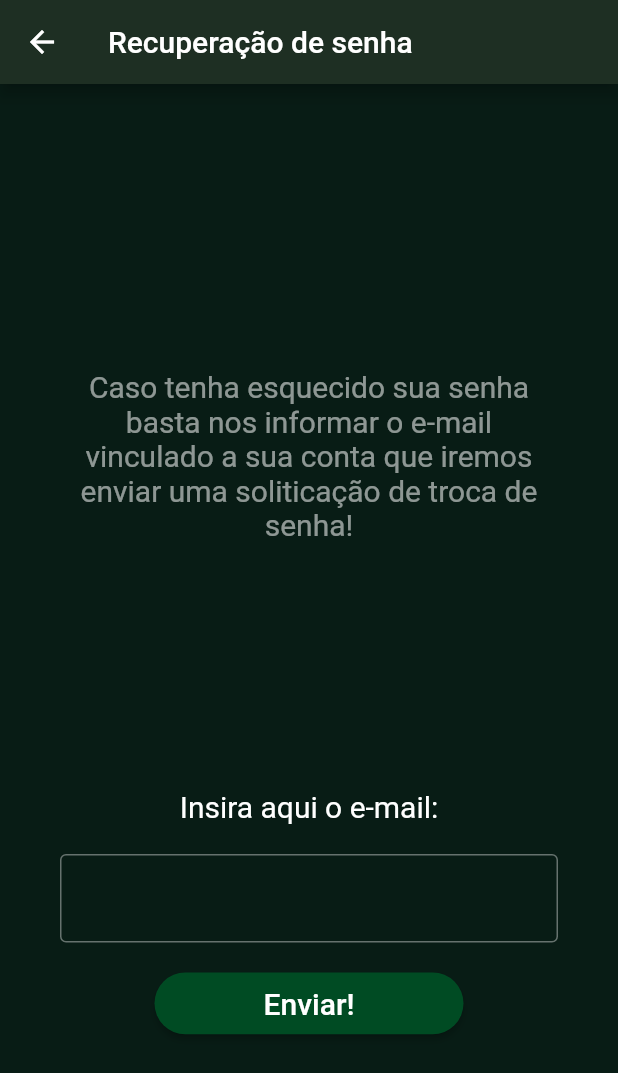
After one commit to MaiaLucas/ecofinder-mobile, a Flutter app: the screen it shows after launch, after a tap on "Esqueceu sua senha?", on a phone screen of 412 x 824 dp. The commit adds this screen. Shown: the top 1073 px of the screen. Run offline on Flutter 3.47's test engine with Material 2 defaults, Android fonts, the phone set to English and light mode, and no system bars; our stand-ins replace auto_size_text, carousel_slider, geolocator, image_picker, material_design_icons_flutter, shared_preferences; accounts and stored records are empty.

Commit message:
tela de recuperação de senha

```diff
--- a/ecofinder/lib/app.dart
+++ b/ecofinder/lib/app.dart
@@ -1,6 +1,7 @@
 import 'package:ecofinder/screens/dashboard/dashboard.dart';
 import 'package:ecofinder/screens/home.dart';
 import 'package:ecofinder/screens/login/login.dart';
+import 'package:ecofinder/screens/login/login_recover.dart';
 import 'package:ecofinder/screens/login/register.dart';
 import 'package:ecofinder/screens/place/detail.dart';
 import 'package:ecofinder/screens/product/detail.dart';
@@ -54,6 +55,7 @@ class App extends StatelessWidget {
         Routes.PRODUCTDETAIL: (ctx) => ProductDetail(),
         Routes.PROFILEDETAIL: (ctx) => ProfileDetail(),
         Routes.PLACESTEP1: (ctx) => PlaceStep1(),
+        Routes.LOGINRECOVER: (ctx) => LoginRecover(),
       },
     );
   }
--- a/ecofinder/lib/screens/login/login.dart
+++ b/ecofinder/lib/screens/login/login.dart
@@ -122,6 +122,13 @@ class _LoginState extends State<Login> {
                   ],
                 ),
               ),
+              SizedBox(height: 50),
+              InkWell(
+                onTap: () {
+                  Navigator.pushNamed(context, Routes.LOGINRECOVER);
+                },
+                child: Text('Esqueceu sua senha?'),
+              ),
             ],
           ),
         ),
--- /dev/null
+++ b/ecofinder/lib/screens/login/login_recover.dart
@@ -0,0 +1,66 @@
+import 'package:flutter/material.dart';
+import 'package:ecofinder/utils/constants.dart';
+
+class LoginRecover extends StatefulWidget {
+  @override
+  _LoginRecoverState createState() => _LoginRecoverState();
+}
+
+class _LoginRecoverState extends State<LoginRecover> {
+  @override
+  Widget build(BuildContext context) {
+    double screenHeight = MediaQuery.of(context).size.height;
+    double screenWidth = MediaQuery.of(context).size.width;
+
+    return Scaffold(
+      backgroundColor: Constants.BACKGROUND,
+      appBar: AppBar(
+        title: Text("Recuperação de senha"),
+        backgroundColor: Constants.TOPBOTTOM,
+      ),
+      body: SingleChildScrollView(
+        child: Container(
+          height: screenHeight,
+          width: screenWidth,
+          child: Padding(
+            padding: const EdgeInsets.all(40),
+            child: Column(
+              mainAxisAlignment: MainAxisAlignment.center,
+              children: [
+                Text(
+                    "Caso tenha esquecido sua senha basta nos informar o e-mail vinculado a sua conta que iremos enviar uma soliticação de troca de senha!",
+                    textAlign: TextAlign.center,
+                    style: TextStyle(fontSize: 20, color: Colors.white54)),
+                SizedBox(height: screenHeight * 0.2),
+                Text(
+                  "Insira aqui o e-mail:",
+                  style: TextStyle(
+                    fontSize: 20,
+                  ),
+                ),
+                SizedBox(height: 20),
+                TextField(
+                  decoration: InputDecoration(
+                    border: OutlineInputBorder(),
+                  ),
+                ),
+                SizedBox(height: 20),
+                Container(
+                  width: screenWidth * 0.5,
+                  height: screenHeight * 0.05,
+                  child: ElevatedButton(
+                    child: Text(
+                      'Enviar!',
+                      style: TextStyle(fontSize: 20),
+                    ),
+                    onPressed: () {},
+                  ),
+                ),
+              ],
+            ),
+          ),
+        ),
+      ),
+    );
+  }
+}
--- a/ecofinder/lib/screens/place/detail.dart
+++ b/ecofinder/lib/screens/place/detail.dart
@@ -47,6 +47,7 @@ class _PlaceDetailState extends State<PlaceDetail> {
         if (snapshot.connectionState == ConnectionState.done &&
             snapshot.hasData) {
           final Place data = snapshot.data;
+          print(data.imagesUrl);
           return Scaffold(
             backgroundColor: Constants.BACKGROUND,
             appBar: AppBar(
@@ -61,6 +62,7 @@ class _PlaceDetailState extends State<PlaceDetail> {
                     //INFORMAÇÕES
                     Column(
                       children: [
+                        //PROBLEMA AQUI
                         CarouselSlider(
                           items:
                               Helpers.getImages(list: data.imagesUrl['images']),
--- a/ecofinder/lib/utils/helpers.dart
+++ b/ecofinder/lib/utils/helpers.dart
@@ -17,7 +17,8 @@ class Helpers {
 
     return imagesList
         .map(
-          (item) => Stack(children: [
+          (item) => Stack(
+            children: [
               Container(
                 child: ClipRRect(
                   borderRadius: BorderRadius.all(
@@ -35,7 +36,8 @@ class Helpers {
                 ),
               ),
               showBottomInfo ? bottomInfo : null,
-          ]),
+            ],
+          ),
         )
         .toList();
   }
--- a/ecofinder/lib/utils/routes.dart
+++ b/ecofinder/lib/utils/routes.dart
@@ -7,5 +7,6 @@ class Routes {
   static const PRODUCTDETAIL = '/product_detail';
   static const PROFILEDETAIL = '/profile_detail';
   static const PLACESTEP1 = '/place_step1';
+  static const LOGINRECOVER = '/login_redover';
   static const TESTE = '/';
 }
```
Also changed, not shown: 1 other file. Lines whose indentation alone changed are shown as unchanged.
